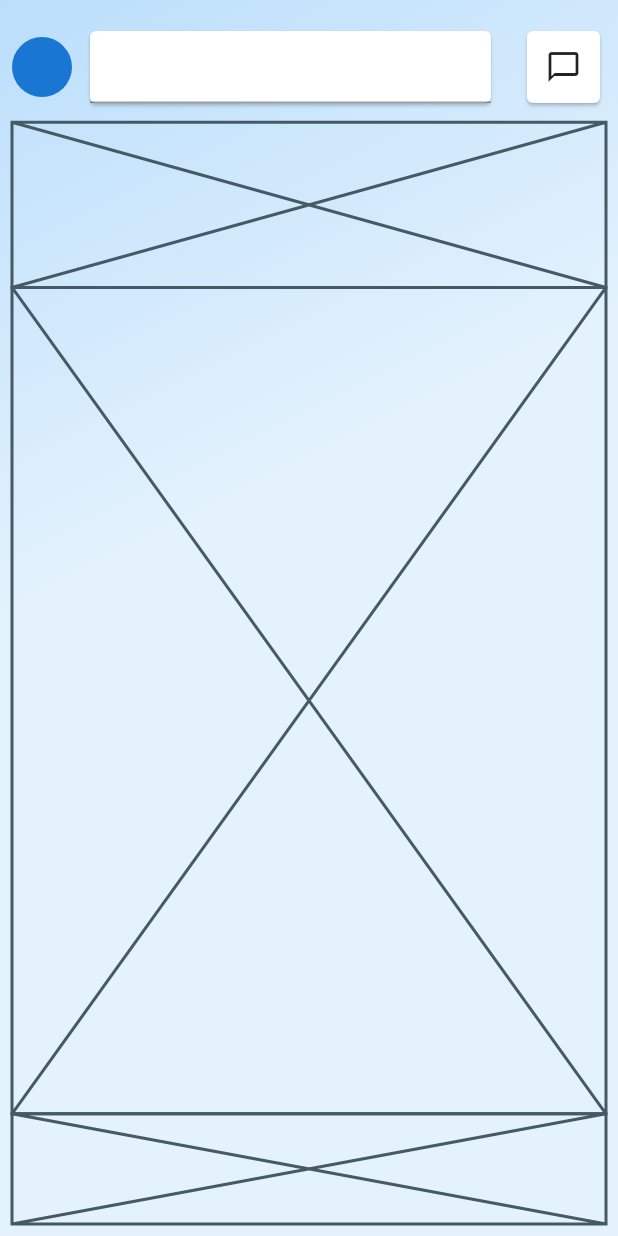
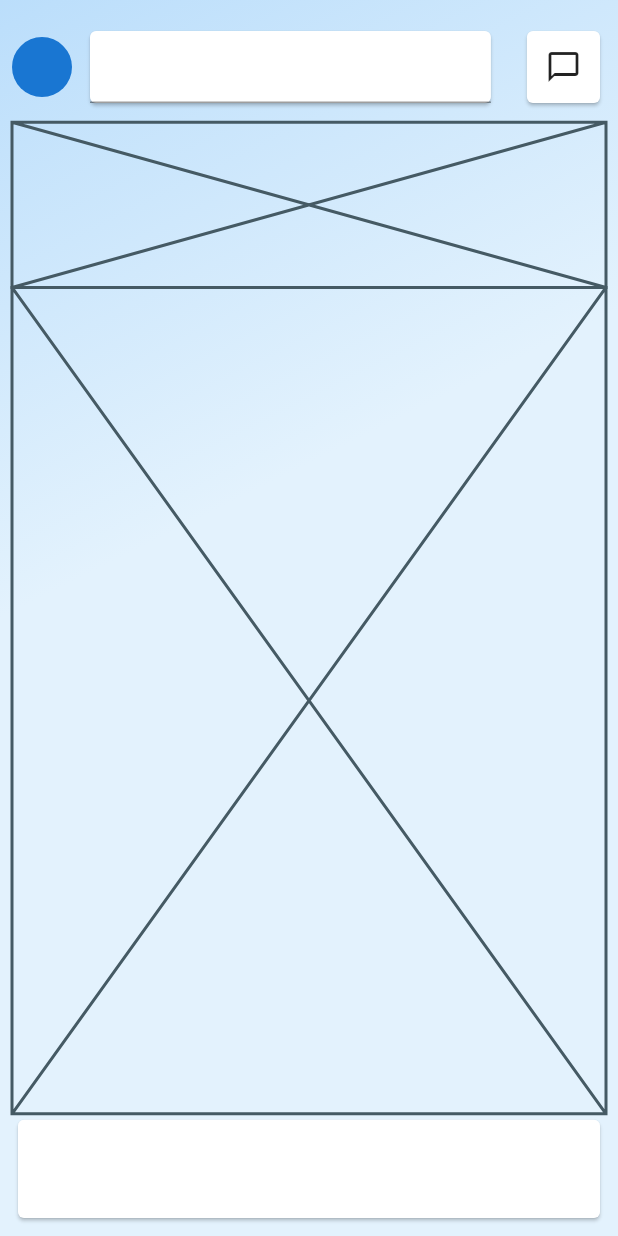
Before and after one commit to JAICHANGPARK/flutter_notebook_8th_story, a Flutter app: the screen it shows after launch, on a phone screen of 412 x 824 dp. Run offline on Flutter 3.47's test engine with Material 2 defaults, Android fonts, the phone set to English and light mode, and no system bars; our stand-ins replace badges, flutter_hooks, google_fonts, hooks_riverpod, state_notifier.

Commit message:
Update linkedin_main_page.dart

```diff
--- a/lib/ep580_linkedin_app/linkedin_main_page.dart
+++ b/lib/ep580_linkedin_app/linkedin_main_page.dart
@@ -60,7 +60,13 @@ class _LinkedinMainPageState extends State<LinkedinMainPage> {
                 ),
                 Expanded(
                   flex: 2,
-                  child: Placeholder(),
+                  child: Card(
+                    child: Row(
+                      children: [
+
+                      ],
+                    ),
+                  ),
                 ),
 
               ],
```
